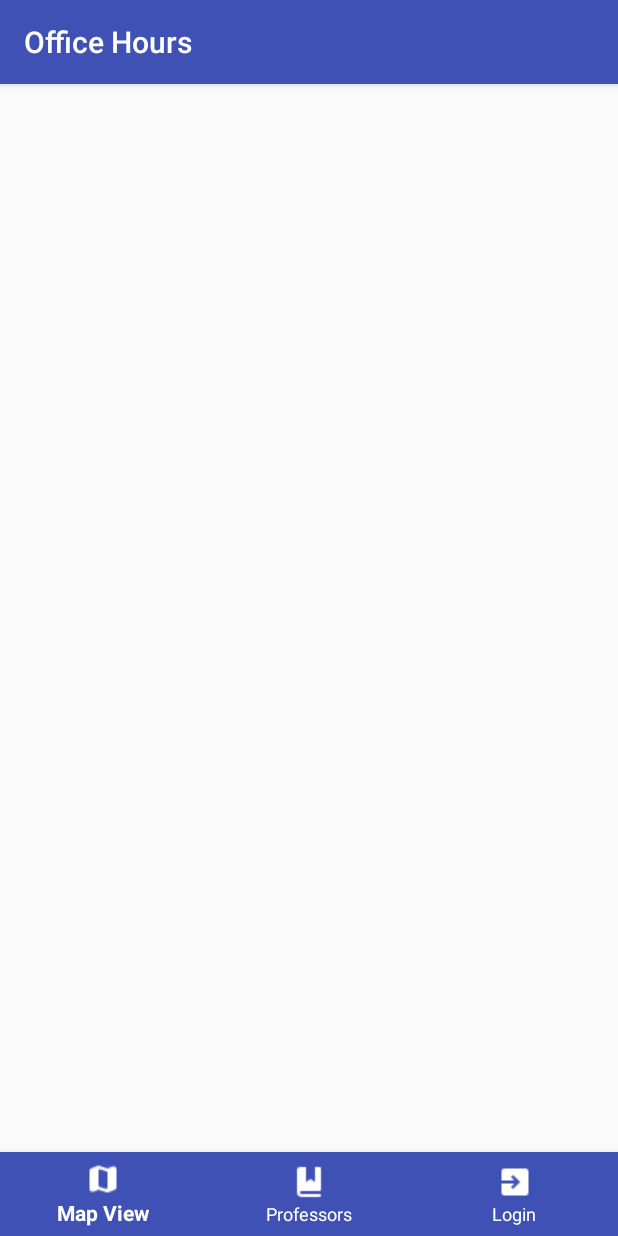
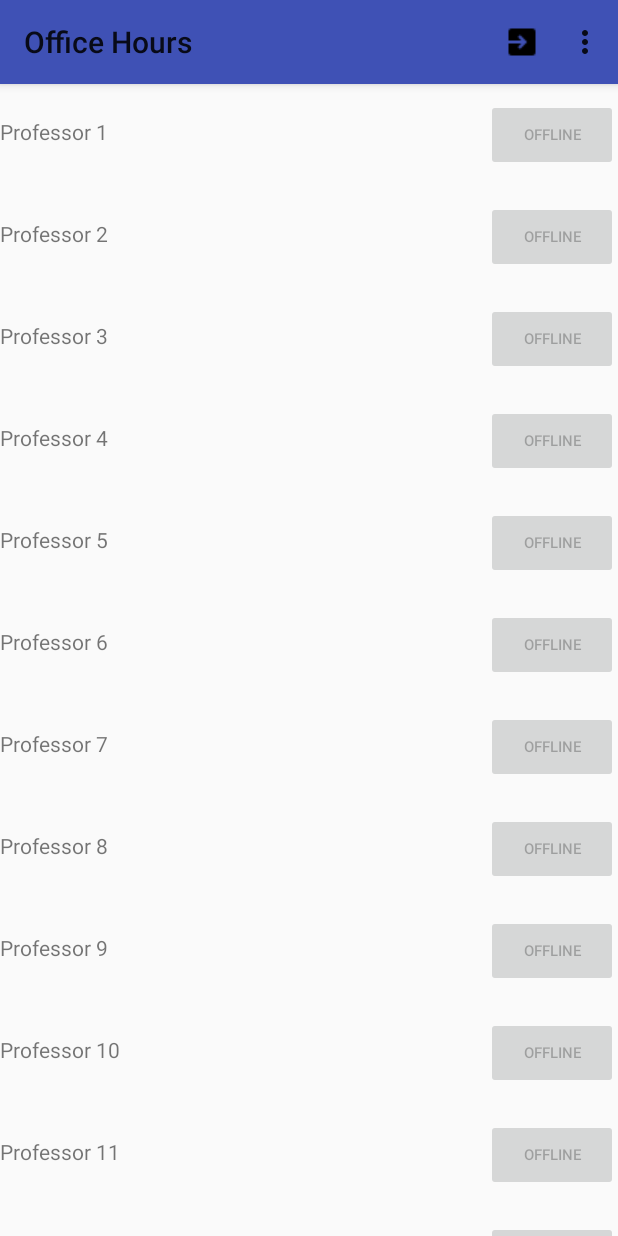
Before and after one commit to jctully/OfficeHours, an Android app: the screen it shows after launch (MainActivity), on a phone screen of 412 x 824 dp. Run offline under Robolectric (Android 15) with nearby library versions, the phone set to English and light mode, and no system bars; our stand-ins replace Firebase (no records; nobody signed in at launch, a user with empty details on screens opened directly).

Commit message:
changed UI again. Got rid of bottom navigation

```diff
--- a/OfficeHours/app/src/main/AndroidManifest.xml
+++ b/OfficeHours/app/src/main/AndroidManifest.xml
@@ -23,9 +23,6 @@
             <meta-data android:name="android.app.searchable"
                 android:resource="@xml/searchable"/>
         </activity>
-        <activity android:name=".CardActivity">
-
-        </activity>
         <activity android:name=".LoginActivity">
 
         </activity>
--- a/OfficeHours/app/src/main/java/tmb/csci412/wwu/officehours/MainActivity.java
+++ b/OfficeHours/app/src/main/java/tmb/csci412/wwu/officehours/MainActivity.java
@@ -4,8 +4,13 @@ package tmb.csci412.wwu.officehours;
 import android.content.Intent;
 import android.support.annotation.NonNull;
 import android.support.design.widget.BottomNavigationView;
+import android.support.v7.app.ActionBar;
 import android.support.v7.app.AppCompatActivity;
 import android.os.Bundle;
+import android.support.v7.widget.LinearLayoutManager;
+import android.support.v7.widget.RecyclerView;
+import android.support.v7.widget.Toolbar;
+import android.view.Menu;
 import android.view.MenuItem;
 import android.widget.Toast;
 import android.util.Log;
@@ -21,40 +26,49 @@ import java.util.ArrayList;
 public class MainActivity extends AppCompatActivity {
 
     private String TAG = "MainActivity";
-    ArrayList<ProfessorContent> professorContents;
+    ArrayList<ProfessorContent.ProfItem> professorContents;
     @Override
     protected void onCreate(Bundle savedInstanceState) {
         super.onCreate(savedInstanceState);
         setContentView(R.layout.activity_main);
-        // Bottom Navigation Bar
-        BottomNavigationView bnv = (BottomNavigationView) findViewById(R.id.bottom_navigation);
-
-        // Set functionality for each button
-        bnv.setOnNavigationItemSelectedListener(new BottomNavigationView.OnNavigationItemSelectedListener() {
+        // Create AppBar Menu
+        Toolbar myToolbar = (Toolbar) findViewById(R.id.my_toolbar);
+        myToolbar.inflateMenu(R.menu.option_menu);
+        myToolbar.setTitle("Office Hours");
+        myToolbar.setOnMenuItemClickListener(new Toolbar.OnMenuItemClickListener() {
             @Override
-            public boolean onNavigationItemSelected(@NonNull MenuItem item) {
-                switch(item.getItemId()) {
-                    case R.id.prof:
-//                        Toast.makeText(MainActivity.this, "Pressed Prof", Toast.LENGTH_SHORT).show();
-//                        Intent profList = new Intent(MainActivity.this, CardActivity.class);
-//                        startActivity(profList);
-                        ProfListFragment pFragment = new ProfListFragment();
-                        getSupportFragmentManager().beginTransaction()
-                                .replace(R.id.prof_list_container, pFragment)
-                                .commit();
-                        break;
-                    case R.id.login:
-                        Toast.makeText(MainActivity.this, "Pressed Login", Toast.LENGTH_SHORT).show();
-                        Intent loginIntent = new Intent(MainActivity.this, LoginActivity.class);
-                        startActivity(loginIntent);
-                        break;
-                    case R.id.map_view:
-                        Toast.makeText(MainActivity.this, "Pressed Map View", Toast.LENGTH_SHORT).show();
-                        break;
+            public boolean onMenuItemClick(MenuItem item) {
+                if(item.getItemId() == R.id.settings) {
+                    Toast.makeText(MainActivity.this, "Settings selected", Toast.LENGTH_SHORT).show();
+                }
+                if(item.getItemId() == R.id.login) {
+                    Toast.makeText(MainActivity.this, "Login selected", Toast.LENGTH_SHORT).show();
+                    Intent i = new Intent(MainActivity.this, LoginActivity.class);
+                    startActivity(i);
                 }
                 return false;
             }
         });
+
+        // RecyclerView Professor List
+        // Lookup the recyclerview in activity layout
+        RecyclerView rvProfs = (RecyclerView) findViewById(R.id.rvProfs);
+
+        // Initialize contacts TEMP
+        ProfessorContent pc = new ProfessorContent();
+        if (savedInstanceState == null) {
+            for(int i=0; i<20; i++) {
+                ProfessorContent.ProfItem newItem =  pc.createProfItem("Professor " +
+                        ++ProfessorContent.lastProfId, "Office", "startTime", "endTime");
+                pc.addItem(newItem);
+            }
+        }
+        // Create adapter passing in the sample user data
+        ProfessorAdapter adapter = new ProfessorAdapter(ProfessorContent.ITEMS);
+        // Attach the adapter to the recyclerview to populate items
+        rvProfs.setAdapter(adapter);
+        // Set layout manager to position the items
+        rvProfs.setLayoutManager(new LinearLayoutManager(this));
 
         // FIREBASE Start-Up
         FirebaseDatabase db = FirebaseDatabase.getInstance();
--- a/OfficeHours/app/src/main/res/layout/activity_main.xml
+++ b/OfficeHours/app/src/main/res/layout/activity_main.xml
@@ -1,30 +1,36 @@
 <?xml version="1.0" encoding="utf-8"?>
-<RelativeLayout xmlns:android="http://schemas.android.com/apk/res/android"
+<android.support.constraint.ConstraintLayout xmlns:android="http://schemas.android.com/apk/res/android"
     xmlns:app="http://schemas.android.com/apk/res-auto"
+    xmlns:tools="http://schemas.android.com/tools"
     android:layout_width="match_parent"
-    android:layout_height="match_parent">
+    android:layout_height="match_parent"
+    tools:context="tmb.csci412.wwu.officehours.MainActivity">
 
+    <android.support.v7.widget.Toolbar
+        android:id="@+id/my_toolbar"
+        android:layout_width="match_parent"
+        android:layout_height="?attr/actionBarSize"
+        android:background="?attr/colorPrimary"
+        android:elevation="4dp"
+        android:theme="@style/ThemeOverlay.AppCompat.ActionBar"
+        app:popupTheme="@style/ThemeOverlay.AppCompat.Light"/>
 
     <android.support.v4.widget.NestedScrollView
         android:id="@+id/prof_list_container"
         android:layout_width="match_parent"
-        android:layout_height="match_parent"
-        android:layout_above="@+id/bottom_navigation"
-        android:layout_alignParentLeft="true"
-        android:layout_alignParentStart="true"
+        android:layout_height="wrap_content"
+        app:layout_constraintStart_toStartOf="parent"
+        app:layout_constraintEnd_toEndOf="parent"
+        app:layout_constraintTop_toBottomOf="@id/my_toolbar"
         app:layout_behavior="@string/appbar_scrolling_view_behavior" />
 
-    <android.support.design.widget.BottomNavigationView
-        android:id="@+id/bottom_navigation"
-        android:layout_width="match_parent"
-        android:layout_height="wrap_content"
-        android:layout_alignParentBottom="true"
-        app:itemBackground="@color/colorPrimary"
-        app:itemIconTint="@color/colorWhite"
-        app:itemTextColor="@color/colorWhite"
-        app:menu="@menu/bot_nav_menu" />
+    <android.support.v7.widget.RecyclerView
+        android:id="@+id/rvProfs"
+        android:layout_width="0dp"
+        android:layout_height="0dp"
+        app:layout_constraintBottom_toBottomOf="parent"
+        app:layout_constraintEnd_toEndOf="parent"
+        app:layout_constraintStart_toStartOf="parent"
+        app:layout_constraintTop_toBottomOf="@id/my_toolbar"/>
 
-
-
-
-</RelativeLayout>
+</android.support.constraint.ConstraintLayout>
--- a/OfficeHours/app/src/main/res/menu/bot_nav_menu.xml
+++ /dev/null
@@ -1,16 +0,0 @@
-<?xml version="1.0" encoding="utf-8"?>
-<menu xmlns:android="http://schemas.android.com/apk/res/android"
-    xmlns:app="http://schemas.android.com/apk/res-auto">
-    <item android:id="@+id/map_view"
-        android:title="Map View"
-        app:showAsAction="ifRoom"
-        android:icon="@drawable/map_icon_24"/>
-    <item android:id="@+id/prof"
-        android:title="Professors"
-        app:showAsAction="ifRoom"
-        android:icon="@drawable/prof_icon_24"/>
-    <item android:id="@+id/login"
-        android:title="Login"
-        app:showAsAction="ifRoom"
-        android:icon="@drawable/login_icon_24" />
-</menu>
--- /dev/null
+++ b/OfficeHours/app/src/main/res/menu/option_menu.xml
@@ -0,0 +1,18 @@
+<?xml version="1.0" encoding="utf-8"?>
+<menu xmlns:android="http://schemas.android.com/apk/res/android"
+    xmlns:app="http://schemas.android.com/apk/res-auto">
+
+    <item
+        android:id="@+id/settings"
+        android:enabled="true"
+        android:icon="@drawable/settings_icon_24"
+        android:title="Settings"
+        app:showAsAction="never" />
+    <item
+        android:id="@+id/login"
+        android:title="Login"
+        android:enabled="true"
+
+        android:icon="@drawable/login_icon_24"
+        app:showAsAction="ifRoom" />
+</menu>
--- a/OfficeHours/app/src/main/res/values-v21/styles.xml
+++ b/OfficeHours/app/src/main/res/values/styles.xml
@@ -1,7 +1,7 @@
 <?xml version="1.0" encoding="utf-8"?>
 <resources>
 
-    <style name="AppTheme" parent="Theme.AppCompat.Light.DarkActionBar">
+    <style name="AppTheme" parent="Theme.AppCompat.Light.NoActionBar">
         <item name="colorPrimary">@color/colorPrimary</item>
         <item name="colorPrimaryDark">@color/colorPrimaryDark</item>
         <item name="colorAccent">@color/colorAccent</item>
```
Also changed, not shown: OfficeHours/app/src/main/java/tmb/csci412/wwu/officehours/CardActivity.java (deleted, +0 -39 lines), OfficeHours/app/src/main/java/tmb/csci412/wwu/officehours/ProfListFragment.java (deleted, +0 -57 lines), OfficeHours/app/src/main/res/layout/activity_card.xml (deleted, +0 -20 lines).
